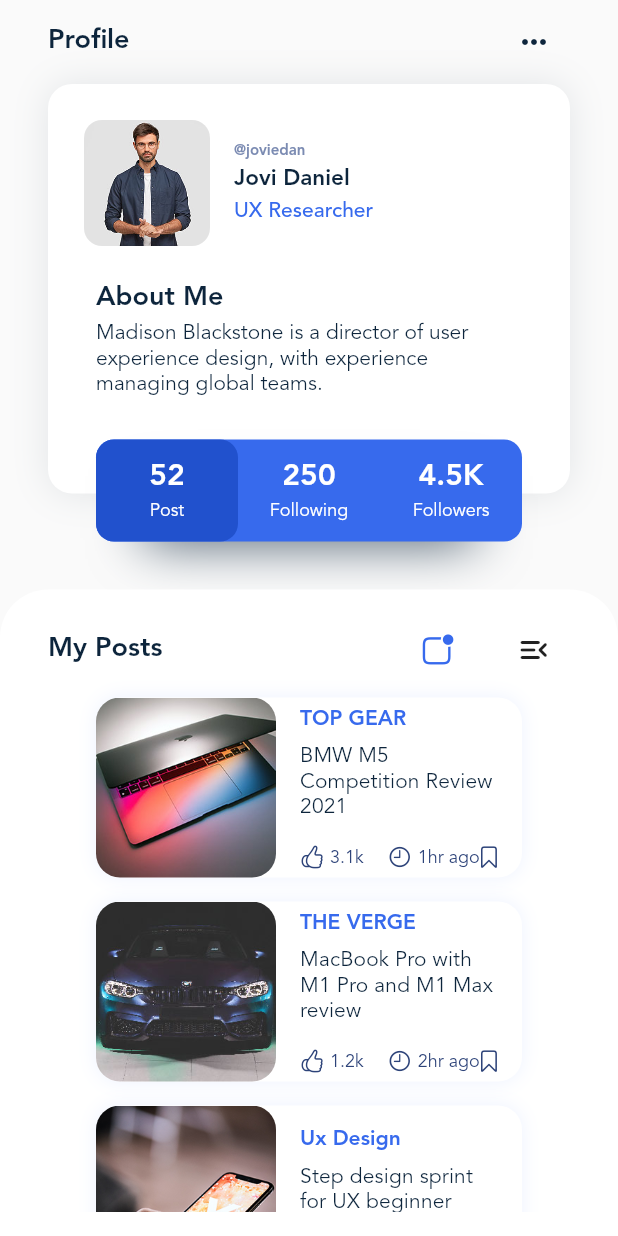
After one commit to hamidreza-ka/blog_club, a Flutter app: the screen it shows after launch, on a phone screen of 412 x 824 dp. The commit adds this screen. Run offline on Flutter 3.47's test engine with Material 2 defaults, Android fonts, the phone set to English and light mode, and no system bars; our stand-ins replace dotted_border, flutter_svg, smooth_page_indicator; missing offline and left inert: dart:js.

Commit message:
implement profile screen

```diff
--- a/lib/home.dart
+++ b/lib/home.dart
@@ -328,15 +328,15 @@ class _PostList extends StatelessWidget {
           itemExtent: 141,
           shrinkWrap: true,
           physics: const ClampingScrollPhysics(),
-          itemBuilder: (context, index) => _PostItem(post: _posts[index]),
+          itemBuilder: (context, index) => PostItem(post: _posts[index]),
         )
       ],
     );
   }
 }
 
-class _PostItem extends StatelessWidget {
-  const _PostItem({
+class PostItem extends StatelessWidget {
+  const PostItem({
     Key? key,
     required this.post,
   }) : super(key: key);
@@ -361,7 +361,10 @@ class _PostItem extends StatelessWidget {
         children: [
           ClipRRect(
             borderRadius: BorderRadius.circular(16),
-            child: Image.asset('assets/img/posts/small/${post.imageFileName}'),
+            child: Image.asset(
+              'assets/img/posts/small/${post.imageFileName}',
+              width: 120,
+            ),
           ),
           Expanded(
             child: Padding(
--- a/lib/main.dart
+++ b/lib/main.dart
@@ -1,5 +1,5 @@
-import 'package:blog_club/article.dart';
 import 'package:blog_club/gen/fonts.gen.dart';
+import 'package:blog_club/profile.dart';
 import 'package:flutter/material.dart';
 import 'package:flutter/services.dart';
 
@@ -65,10 +65,11 @@ class MyApp extends StatelessWidget {
             fontSize: 18,
           ),
           subtitle2: TextStyle(
-              fontFamily: FontFamily.avenir,
-              color: primaryTextColor,
-              fontSize: 14,
-              fontWeight: FontWeight.w400),
+            fontFamily: FontFamily.avenir,
+            color: primaryTextColor,
+            fontSize: 14,
+            fontWeight: FontWeight.w400,
+          ),
           headline4: TextStyle(
             fontFamily: FontFamily.avenir,
             fontSize: 24,
@@ -87,10 +88,16 @@ class MyApp extends StatelessWidget {
             color: primaryTextColor,
             fontSize: 18,
           ),
+          bodyText1: TextStyle(
+            fontFamily: FontFamily.avenir,
+            color: primaryTextColor,
+            fontSize: 14,
+          ),
           bodyText2: TextStyle(
-              fontFamily: FontFamily.avenir,
-              color: secondaryTextColor,
-              fontSize: 12),
+            fontFamily: FontFamily.avenir,
+            color: secondaryTextColor,
+            fontSize: 12,
+          ),
         ),
       ),
       // home: Stack(
@@ -104,7 +111,7 @@ class MyApp extends StatelessWidget {
       //     ),
       //   ],
       // ),
-      home: ArticleScreen(),
+      home: ProfileScreen(),
     );
   }
 }
--- /dev/null
+++ b/lib/profile.dart
@@ -0,0 +1,279 @@
+import 'package:blog_club/data.dart';
+import 'package:blog_club/gen/assets.gen.dart';
+import 'package:blog_club/home.dart';
+import 'package:flutter/cupertino.dart';
+import 'package:flutter/material.dart';
+
+class ProfileScreen extends StatelessWidget {
+  @override
+  Widget build(BuildContext context) {
+    final ThemeData _themeData = Theme.of(context);
+    final List<PostData> postList = AppDatabase.posts;
+
+    return Scaffold(
+      body: Column(
+        children: [
+          AppBar(
+            title: Text('Profile'),
+            elevation: 0,
+            backgroundColor: _themeData.colorScheme.background.withOpacity(0),
+            actions: [
+              IconButton(
+                icon: Icon(Icons.more_horiz_rounded),
+                onPressed: () {},
+              ),
+              SizedBox(
+                width: 32,
+              )
+            ],
+          ),
+          Stack(
+            children: [
+              Container(
+                margin: EdgeInsets.fromLTRB(32, 0, 32, 64),
+                decoration: BoxDecoration(
+                  color: _themeData.colorScheme.surface,
+                  borderRadius: BorderRadius.circular(16),
+                  boxShadow: [
+                    BoxShadow(
+                      blurRadius: 20,
+                      color:
+                          _themeData.colorScheme.onBackground.withOpacity(0.1),
+                    )
+                  ],
+                ),
+                child: Column(
+                  crossAxisAlignment: CrossAxisAlignment.start,
+                  children: [
+                    Padding(
+                      padding: const EdgeInsets.all(24),
+                      child: Row(
+                        children: [
+                          ClipRRect(
+                            borderRadius: BorderRadius.circular(12),
+                            child: Assets.img.stories.story8.image(
+                              width: 84,
+                              height: 84,
+                            ),
+                          ),
+                          SizedBox(
+                            width: 16,
+                          ),
+                          Expanded(
+                            child: Column(
+                              crossAxisAlignment: CrossAxisAlignment.start,
+                              children: [
+                                Text(
+                                  '@joviedan',
+                                  style: _themeData.textTheme.caption,
+                                ),
+                                SizedBox(
+                                  height: 4,
+                                ),
+                                Text(
+                                  'Jovi Daniel',
+                                  style:
+                                      _themeData.textTheme.bodyText1!.copyWith(
+                                    fontWeight: FontWeight.w700,
+                                    fontSize: 15,
+                                  ),
+                                ),
+                                SizedBox(
+                                  height: 4,
+                                ),
+                                Text(
+                                  'UX Researcher',
+                                  style: _themeData.textTheme.bodyText1!.apply(
+                                    color: _themeData.colorScheme.primary,
+                                  ),
+                                ),
+                              ],
+                            ),
+                          )
+                        ],
+                      ),
+                    ),
+                    Padding(
+                      padding: const EdgeInsets.fromLTRB(32, 0, 32, 0),
+                      child: Text(
+                        'About Me',
+                        style: _themeData.textTheme.headline6,
+                      ),
+                    ),
+                    Padding(
+                      padding: const EdgeInsets.fromLTRB(32, 4, 32, 32),
+                      child: Text(
+                        'Madison Blackstone is a director of user experience design, with experience managing global teams.',
+                        style: _themeData.textTheme.bodyText1!.copyWith(
+                          fontWeight: FontWeight.w200,
+                        ),
+                      ),
+                    ),
+                    SizedBox(
+                      height: 32,
+                    ),
+                  ],
+                ),
+              ),
+              Positioned(
+                bottom: 32,
+                left: 96,
+                right: 96,
+                child: Container(
+                  height: 32,
+                  decoration: BoxDecoration(
+                    boxShadow: [
+                      BoxShadow(
+                        blurRadius: 30,
+                        color: _themeData.colorScheme.onBackground
+                            .withOpacity(0.8),
+                      ),
+                    ],
+                  ),
+                ),
+              ),
+              Positioned(
+                bottom: 32,
+                right: 64,
+                left: 64,
+                child: Container(
+                  height: 68,
+                  decoration: BoxDecoration(
+                    color: _themeData.colorScheme.primary,
+                    borderRadius: BorderRadius.circular(12),
+                  ),
+                  child: Row(
+                    mainAxisAlignment: MainAxisAlignment.spaceEvenly,
+                    children: [
+                      Expanded(
+                        flex: 1,
+                        child: Container(
+                          decoration: BoxDecoration(
+                              color: const Color(0xff2151cd),
+                              borderRadius: BorderRadius.circular(12)),
+                          child: Column(
+                            mainAxisAlignment: MainAxisAlignment.center,
+                            children: [
+                              Text(
+                                '52',
+                                style: _themeData.textTheme.headline5!.apply(
+                                  color: _themeData.colorScheme.onPrimary,
+                                ),
+                              ),
+                              SizedBox(
+                                height: 4,
+                              ),
+                              Text(
+                                'Post',
+                                style: _themeData.textTheme.bodyText2!.copyWith(
+                                  color: _themeData.colorScheme.surface,
+                                  fontWeight: FontWeight.w200,
+                                ),
+                              ),
+                            ],
+                          ),
+                        ),
+                      ),
+                      Expanded(
+                        flex: 1,
+                        child: Column(
+                          mainAxisAlignment: MainAxisAlignment.center,
+                          children: [
+                            Text(
+                              '250',
+                              style: _themeData.textTheme.headline5!.apply(
+                                color: _themeData.colorScheme.onPrimary,
+                              ),
+                            ),
+                            SizedBox(
+                              height: 4,
+                            ),
+                            Text(
+                              'Following',
+                              style: _themeData.textTheme.bodyText2!.copyWith(
+                                color: _themeData.colorScheme.surface,
+                                fontWeight: FontWeight.w200,
+                              ),
+                            ),
+                          ],
+                        ),
+                      ),
+                      Expanded(
+                        flex: 1,
+                        child: Column(
+                          mainAxisAlignment: MainAxisAlignment.center,
+                          children: [
+                            Text(
+                              '4.5K',
+                              style: _themeData.textTheme.headline5!.apply(
+                                color: _themeData.colorScheme.onPrimary,
+                              ),
+                            ),
+                            SizedBox(
+                              height: 4,
+                            ),
+                            Text(
+                              'Followers',
+                              style: _themeData.textTheme.bodyText2!.copyWith(
+                                color: _themeData.colorScheme.surface,
+                                fontWeight: FontWeight.w200,
+                              ),
+                            ),
+                          ],
+                        ),
+                      ),
+                    ],
+                  ),
+                ),
+              ),
+            ],
+          ),
+          Expanded(
+            child: Container(
+              padding: EdgeInsets.fromLTRB(32, 16, 32, 16),
+              decoration: BoxDecoration(
+                color: _themeData.colorScheme.surface,
+                borderRadius: BorderRadius.only(
+                  topLeft: Radius.circular(32),
+                  topRight: Radius.circular(32),
+                ),
+              ),
+              child: SingleChildScrollView(
+                child: Column(
+                  children: [
+                    Row(
+                      crossAxisAlignment: CrossAxisAlignment.center,
+                      children: [
+                        Expanded(
+                          child: Text(
+                            'My Posts',
+                            style: _themeData.textTheme.headline6,
+                          ),
+                        ),
+                        IconButton(
+                          icon: Icon(
+                            CupertinoIcons.app_badge,
+                            color: _themeData.colorScheme.primary,
+                          ),
+                          onPressed: () {},
+                        ),
+                        SizedBox(
+                          width: 16,
+                        ),
+                        IconButton(
+                          icon: Icon(Icons.menu_open_rounded),
+                          onPressed: () {},
+                        )
+                      ],
+                    ),
+                    for (var post in postList) PostItem(post: post),
+                  ],
+                ),
+              ),
+            ),
+          ),
+        ],
+      ),
+    );
+  }
+}
```
